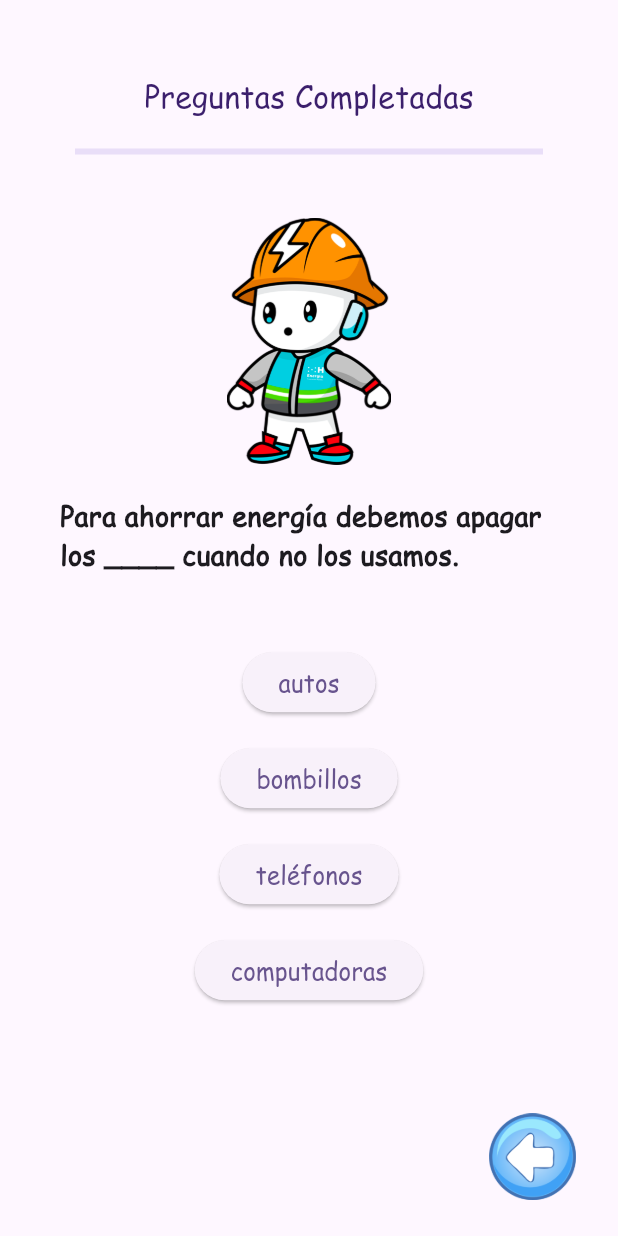
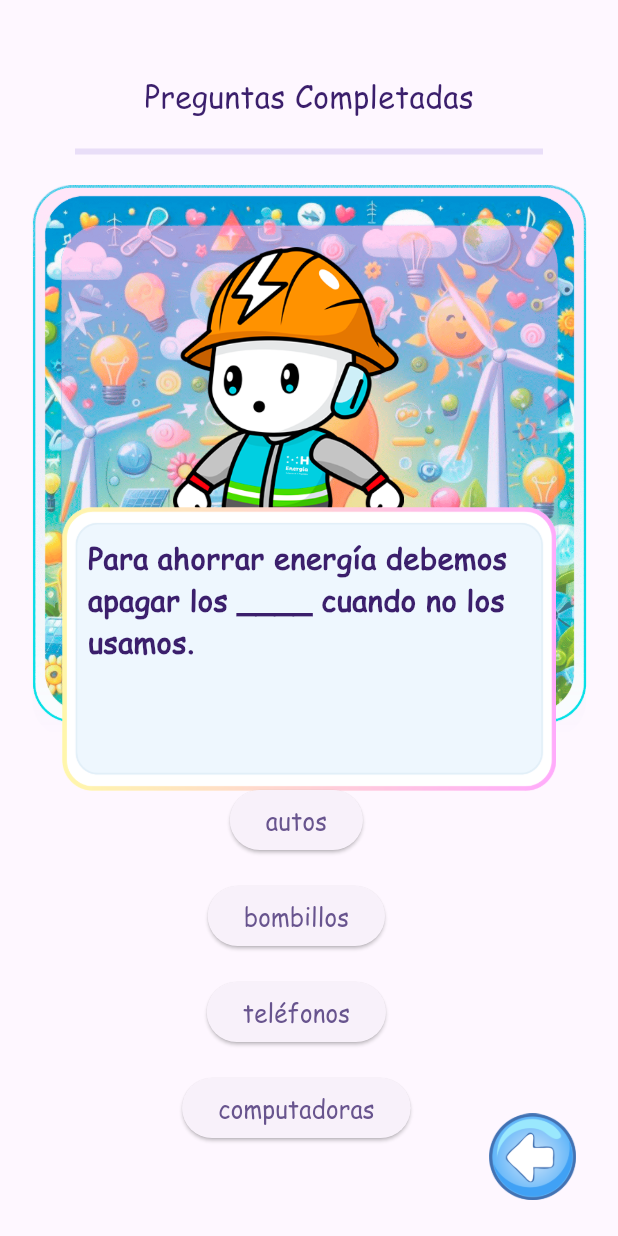
Before and after one commit to rlagosg/EnergyAdventure, a Flutter app: the _GameQuestionsView screen opened directly with empty values, on a phone screen of 412 x 824 dp. Run offline on Flutter 3.47's test engine with Material 3 defaults, Android fonts, the light colour scheme and no system bars; our stand-ins replace animate_do, confetti, dio, equatable, flutter_bloc, flutter_riverpod and 2 more; missing offline and left inert: flame, flame_audio; accounts and stored records are empty; generated files the repository leaves out were written again; network calls fail.

Commit message:
mejora visual

```diff
--- a/lib/presentation/components/flappy/requirement_message.dart
+++ b/lib/presentation/components/flappy/requirement_message.dart
@@ -10,7 +10,7 @@ class RequirementMessage extends StatelessWidget {
   @override
   Widget build(BuildContext context) {
     final size = MediaQuery.of(context).size;
-    final isTablet = size.width > 600; // Condición para determinar si es una tablet
+    final isTablet = size.width > 600;
 
     // Ajustes de estilo en función del dispositivo
     final textStyle = TextStyle(
--- a/lib/presentation/screens/games/assets.dart
+++ b/lib/presentation/screens/games/assets.dart
@@ -22,6 +22,8 @@ class Assets {
   static const requirementMessage  = 'assets/images/games/flappy/requirementMessage.png';
 
   static const cardQuestionShool  = 'assets/images/games/questions/cardQuestion_1.png';
+  static const cardBoxQuestion  = 'assets/images/games/questions/cardBoxQuestion.png';
+  static const cardBoxQuestion_1  = 'assets/images/games/questions/cardBoxQuestion_1.png';
 
   static const flying    = 'fly.wav';
   static const collision = 'collision.wav';
--- a/lib/presentation/screens/games/questions/question_view.dart
+++ b/lib/presentation/screens/games/questions/question_view.dart
@@ -3,6 +3,7 @@ import 'dart:math';
 import 'package:animate_do/animate_do.dart';
 import 'package:confetti/confetti.dart';
 import 'package:energyadventure/presentation/blocs/cubit/games/game_questions_cubit.dart';
+import 'package:energyadventure/presentation/screens/games/assets.dart';
 import 'package:flutter/material.dart';
 import 'package:flutter_bloc/flutter_bloc.dart';
 import 'package:go_router/go_router.dart';
@@ -52,6 +53,7 @@ class QuestionViewState extends State<QuestionView> {
   Widget build(BuildContext context) {
 
     final size = MediaQuery.of(context).size;
+    final isTablet = size.width > 600;
     final isFinal = context.read<GameQuestionsCubit>().state.currentQuestionIndex == context.read<GameQuestionsCubit>().state.questions.length - 1;
 
     void showCustomSnackbar(BuildContext context, bool isCorrect, String explanation) {
@@ -90,12 +92,19 @@ class QuestionViewState extends State<QuestionView> {
   return Stack(
     children: [
       const ProgressBar(),
-        Column(
-          mainAxisAlignment: MainAxisAlignment.center,
-          children: [
 
-            // Imagen
-            AnimatedSwitcher(
+      // imagen del card
+      Positioned(
+        left: size.width * 0.05,
+        top: size.height * 0.15,
+        child: Image.asset(Assets.cardQuestionShool, width: size.width * 0.9, fit: BoxFit.cover,)
+      ),
+
+      // Imagen Personaje
+      Positioned(
+        left: size.width * 0.28,
+        top: size.height * 0.20,
+        child: AnimatedSwitcher(
           duration: const Duration(seconds: 2),
           transitionBuilder: (Widget child, Animation<double> animation) {
             return FadeTransition(
@@ -106,21 +115,47 @@ class QuestionViewState extends State<QuestionView> {
           child: Image.asset(
             'assets/images/$_currentImageIndex.png',
             key: ValueKey<int>(_currentImageIndex),
-                height: size.height * 0.20,
+            height: size.height * 0.28,
           ),
         ),
-            const SizedBox(height: 1),
+      ),
+
+      Positioned(
+        left: size.width * 0.10,
+        top: size.height * 0.41,
+        child: Image.asset(Assets.cardBoxQuestion_1, width: size.width * 0.8, fit: BoxFit.cover,)
+      ),
+
+      Column(
+        mainAxisAlignment: MainAxisAlignment.center,
+        children: [
+
+          // Espacio inicial
+          SizedBox(height: isTablet ? size.height * 0.05 : size.height * 0.32 ),
 
           // Pregunta
           Padding(
-              padding: const EdgeInsets.only(bottom: 40.0, left: 40, right: 40, top: 20),
+            padding: EdgeInsets.only(left: isTablet ? size.width * 0.168 : size.width * 0.142, right: 40, ),
             child: FadeIn(
+              child: Container(
+                //color: Colors.amber,
+                width: isTablet ? size.width * 0.168 : size.width * 0.72,
+                height: isTablet ? size.height * 0.067 : size.height * 0.20,
+                alignment: Alignment.center,
                 child: Text(
                   widget.question.content,
-                  style: const TextStyle(fontSize: 18, fontWeight: FontWeight.bold, fontFamily: 'Comic'),
+                  style: const TextStyle(
+                    fontSize: 19.5,
+                    fontWeight: FontWeight.bold,
+                    fontFamily: 'Comic',
+                    color: Color.fromARGB(255, 59, 31, 108)
                   ),
                 ),
               ),
+            ),
+          ),
+
+          SizedBox(height: isTablet ? size.height * 0.05 : size.height * 0.04 ),
 
           // Respuestas
           ...widget.question.options.map((option) => AnswerButton(
@@ -142,6 +177,7 @@ class QuestionViewState extends State<QuestionView> {
           )),
         ],
       ),
+
       ShowConfetti(confettiController: _confettiController),
     ],
     );
```
Also changed, not shown: assets/images/games/questions/cardBoxQuestion.png (added), assets/images/games/questions/cardBoxQuestion_1.png (added), assets/images/games/questions/cardQuestion_1.png. Lines whose indentation alone changed are shown as unchanged.
